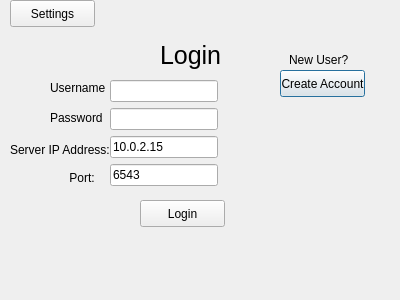
This is Chat-App/Chat/login.ui in mdaabs/Encrypted-Instant-Messenger as Qt 5 draws it before an edit. The edited form follows.
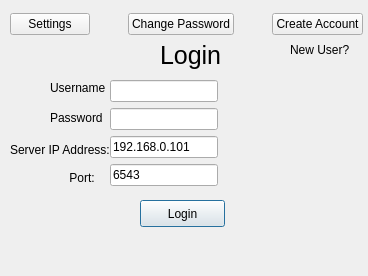
This is the edited form.

```diff
--- a/Chat-App/Chat/login.ui
+++ b/Chat-App/Chat/login.ui
@@ -6,35 +6,37 @@
    <rect>
     <x>0</x>
     <y>0</y>
-    <width>400</width>
-    <height>300</height>
+    <width>368</width>
+    <height>276</height>
    </rect>
   </property>
+  <property name="sizePolicy">
+   <sizepolicy hsizetype="Fixed" vsizetype="Fixed">
+    <horstretch>0</horstretch>
+    <verstretch>0</verstretch>
+   </sizepolicy>
+  </property>
   <property name="windowTitle">
    <string>Dialog</string>
   </property>
-  <widget class="QPushButton" name="createnew">
-   <property name="geometry">
-    <rect>
-     <x>280</x>
-     <y>70</y>
-     <width>85</width>
-     <height>27</height>
-    </rect>
-   </property>
-   <property name="text">
-    <string>Create Account</string>
-   </property>
-  </widget>
+  <property name="styleSheet">
+   <string notr="true"/>
+  </property>
   <widget class="QLabel" name="label_3">
    <property name="geometry">
     <rect>
-     <x>289</x>
-     <y>50</y>
+     <x>290</x>
+     <y>40</y>
      <width>61</width>
      <height>20</height>
     </rect>
    </property>
+   <property name="sizePolicy">
+    <sizepolicy hsizetype="Fixed" vsizetype="Fixed">
+     <horstretch>0</horstretch>
+     <verstretch>0</verstretch>
+    </sizepolicy>
+   </property>
    <property name="text">
     <string>New User?</string>
    </property>
@@ -66,23 +68,16 @@
      <height>27</height>
     </rect>
    </property>
+   <property name="sizePolicy">
+    <sizepolicy hsizetype="Fixed" vsizetype="Fixed">
+     <horstretch>0</horstretch>
+     <verstretch>0</verstretch>
+    </sizepolicy>
+   </property>
    <property name="text">
     <string>Login</string>
    </property>
   </widget>
-  <widget class="QPushButton" name="settingsbutton">
-   <property name="geometry">
-    <rect>
-     <x>10</x>
-     <y>0</y>
-     <width>85</width>
-     <height>27</height>
-    </rect>
-   </property>
-   <property name="text">
-    <string>Settings</string>
-   </property>
-  </widget>
   <widget class="QLabel" name="label_2">
    <property name="geometry">
     <rect>
@@ -150,6 +145,12 @@
      <height>116</height>
     </rect>
    </property>
+   <property name="sizePolicy">
+    <sizepolicy hsizetype="Fixed" vsizetype="Fixed">
+     <horstretch>0</horstretch>
+     <verstretch>0</verstretch>
+    </sizepolicy>
+   </property>
    <layout class="QFormLayout" name="formLayout">
     <item row="0" column="0">
      <widget class="QLineEdit" name="user"/>
@@ -159,8 +160,14 @@
     </item>
     <item row="2" column="0">
      <widget class="QLineEdit" name="ip">
+      <property name="sizePolicy">
+       <sizepolicy hsizetype="Fixed" vsizetype="Fixed">
+        <horstretch>0</horstretch>
+        <verstretch>0</verstretch>
+       </sizepolicy>
+      </property>
       <property name="text">
-       <string>10.0.2.15</string>
+       <string>192.168.0.101</string>
       </property>
      </widget>
     </item>
@@ -173,6 +180,90 @@
     </item>
    </layout>
   </widget>
+  <widget class="QWidget" name="">
+   <property name="geometry">
+    <rect>
+     <x>10</x>
+     <y>10</y>
+     <width>353</width>
+     <height>29</height>
+    </rect>
+   </property>
+   <layout class="QHBoxLayout" name="horizontalLayout">
+    <item>
+     <widget class="QPushButton" name="settingsbutton">
+      <property name="sizePolicy">
+       <sizepolicy hsizetype="Fixed" vsizetype="Fixed">
+        <horstretch>0</horstretch>
+        <verstretch>0</verstretch>
+       </sizepolicy>
+      </property>
+      <property name="text">
+       <string>Settings</string>
+      </property>
+     </widget>
+    </item>
+    <item>
+     <spacer name="horizontalSpacer">
+      <property name="orientation">
+       <enum>Qt::Horizontal</enum>
+      </property>
+      <property name="sizeHint" stdset="0">
+       <size>
+        <width>18</width>
+        <height>20</height>
+       </size>
+      </property>
+     </spacer>
+    </item>
+    <item>
+     <widget class="QPushButton" name="changepass">
+      <property name="text">
+       <string>Change Password</string>
+      </property>
+     </widget>
+    </item>
+    <item>
+     <spacer name="horizontalSpacer_2">
+      <property name="orientation">
+       <enum>Qt::Horizontal</enum>
+      </property>
+      <property name="sizeHint" stdset="0">
+       <size>
+        <width>18</width>
+        <height>20</height>
+       </size>
+      </property>
+     </spacer>
+    </item>
+    <item>
+     <widget class="QPushButton" name="createnew">
+      <property name="sizePolicy">
+       <sizepolicy hsizetype="Fixed" vsizetype="Fixed">
+        <horstretch>0</horstretch>
+        <verstretch>0</verstretch>
+       </sizepolicy>
+      </property>
+      <property name="text">
+       <string>Create Account</string>
+      </property>
+     </widget>
+    </item>
+   </layout>
+  </widget>
+  <zorder>createnew</zorder>
+  <zorder>label_3</zorder>
+  <zorder>label_4</zorder>
+  <zorder>settingsbutton</zorder>
+  <zorder>label_2</zorder>
+  <zorder>label</zorder>
+  <zorder>label_5</zorder>
+  <zorder>label_6</zorder>
+  <zorder>layoutWidget</zorder>
+  <zorder>login_2</zorder>
+  <zorder>changepass</zorder>
+  <zorder>horizontalSpacer</zorder>
+  <zorder>horizontalSpacer_2</zorder>
  </widget>
  <resources/>
  <connections/>
```
Left out of the diff: 54 changed lines with no effect on the pictures.
